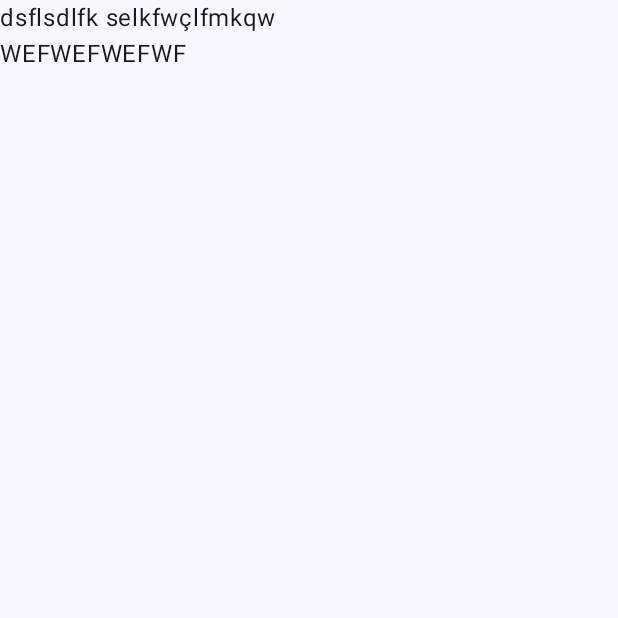
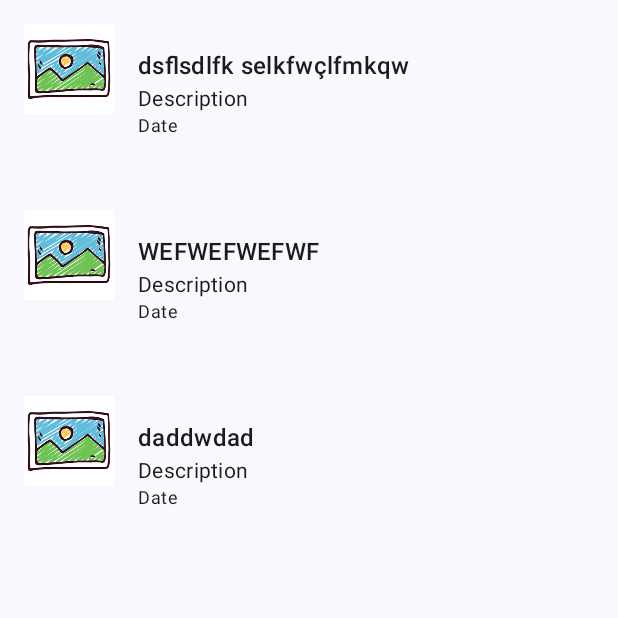
Before and after one commit to Gonki04/Mobile-App, an Android app built with Jetpack Compose: the screen it shows after launch (MainActivity), on a phone screen of 412 x 824 dp, the top half of it. Run offline under Robolectric (Android 15) with nearby library versions, the phone set to English and light mode, and no system bars.

Commit message:
TopNews- ui update

```diff
--- a/TopNews/app/build.gradle.kts
+++ b/TopNews/app/build.gradle.kts
@@ -59,6 +59,8 @@ dependencies {
     implementation(libs.androidx.ui.graphics)
     implementation(libs.androidx.ui.tooling.preview)
     implementation(libs.androidx.material3)
+    implementation("io.coil-kt.coil3:coil-compose:3.0.0-rc01")
+    implementation("io.coil-kt.coil3:coil-network-okhttp:3.0.0-rc01")
     testImplementation(libs.junit)
     androidTestImplementation(libs.androidx.junit)
     androidTestImplementation(libs.androidx.espresso.core)
--- a/TopNews/app/src/main/AndroidManifest.xml
+++ b/TopNews/app/src/main/AndroidManifest.xml
@@ -1,7 +1,7 @@
 <?xml version="1.0" encoding="utf-8"?>
 <manifest xmlns:android="http://schemas.android.com/apk/res/android"
     xmlns:tools="http://schemas.android.com/tools">
-
+<uses-permission android:name="android.permission.INTERNET"/>
     <application
         android:allowBackup="true"
         android:dataExtractionRules="@xml/data_extraction_rules"
--- a/TopNews/app/src/main/java/com/example/topnews/ui/HomeView.kt
+++ b/TopNews/app/src/main/java/com/example/topnews/ui/HomeView.kt
@@ -1,12 +1,30 @@
 package com.example.topnews.ui
 
+import android.inputmethodservice.Keyboard.Row
+import androidx.compose.foundation.Image
+import androidx.compose.foundation.background
+import androidx.compose.foundation.layout.Box
+import androidx.compose.foundation.layout.Column
+import androidx.compose.foundation.layout.Row
+import androidx.compose.foundation.layout.fillMaxSize
+import androidx.compose.foundation.layout.fillMaxWidth
+import androidx.compose.foundation.layout.height
+import androidx.compose.foundation.layout.padding
+import androidx.compose.foundation.layout.size
+import androidx.compose.foundation.layout.width
 import androidx.compose.foundation.lazy.LazyColumn
 import androidx.compose.foundation.lazy.itemsIndexed
+import androidx.compose.material3.MaterialTheme
 import androidx.compose.material3.Text
 import androidx.compose.runtime.Composable
 import androidx.compose.ui.Modifier
+import androidx.compose.ui.graphics.Color
+import androidx.compose.ui.res.painterResource
 import androidx.compose.ui.tooling.preview.Preview
+import androidx.compose.ui.unit.dp
+import coil3.compose.AsyncImage
 import com.example.topnews.Models.Article
+import com.example.topnews.R
 import com.example.topnews.theme.TopNewsTheme
 import java.util.Date
 
@@ -16,26 +34,34 @@ fun HomeView(modifier: Modifier = Modifier) {
     var articles = arrayListOf(
         Article(
             "dsflsdlfk selkfwçlfmkqw",
-            "description",
-            "urlToImage",
+            "Description",
+            null,
             "url",
             Date()
         ),
         Article(
             "WEFWEFWEFWF ",
-            "description",
-            "urlToImage",
+            "Description",
+            null,
             "url",
             Date()
         ),
+        Article(
+            "daddwdad",
+            "Description",
+            null,
+            "url",
+            Date()
+        )
     )
     LazyColumn {
         itemsIndexed(
             items = articles,
         ) { index, article ->
-            Text(text = article.title!!)
+            //Text(text = article.title!!)
+            //Text(text = article.description!!)
+            RowArticle(modifier = Modifier, article = article)
         }
-
     }
 }
 
--- /dev/null
+++ b/TopNews/app/src/main/java/com/example/topnews/ui/RowArticle.kt
@@ -0,0 +1,55 @@
+package com.example.topnews.ui
+
+import android.icu.text.Transliterator.Position
+import androidx.compose.foundation.Image
+import androidx.compose.foundation.layout.Column
+import androidx.compose.foundation.layout.Row
+import androidx.compose.foundation.layout.fillMaxWidth
+import androidx.compose.foundation.layout.height
+import androidx.compose.foundation.layout.padding
+import androidx.compose.foundation.layout.width
+import androidx.compose.material3.MaterialTheme
+import androidx.compose.material3.Text
+import androidx.compose.runtime.Composable
+import androidx.compose.ui.Modifier
+import androidx.compose.ui.res.painterResource
+import androidx.compose.ui.unit.dp
+import coil3.compose.AsyncImage
+import com.example.topnews.Models.Article
+import com.example.topnews.R
+
+@Composable
+fun RowArticle(modifier: Modifier = Modifier, article: Article) {
+    Row(
+        modifier = Modifier
+            .fillMaxWidth()
+            .padding(16.dp)
+    ) {
+        article.urlToImage?.let {
+            AsyncImage(
+                model = it,
+                contentDescription = "image article",
+                modifier = Modifier
+                    .height(60.dp)
+                    .width(60.dp)
+            )
+        } ?: run {
+            Image(
+                modifier = Modifier
+                    .height(60.dp)
+                    .width(60.dp),
+                painter = painterResource(id = R.mipmap.images),
+                contentDescription = "image article"
+            )
+        }
+        Column(
+            modifier = Modifier
+                .fillMaxWidth()
+                .padding(16.dp)
+        ) {
+            Text(text = article.title!!, style = MaterialTheme.typography.titleMedium)
+            Text(text = article.description!!, style = MaterialTheme.typography.bodyMedium)
+            Text(text = "Date", style = MaterialTheme.typography.bodySmall)
+        }
+    }
+}
--- /dev/null
+++ b/TopNews/app/src/main/res/drawable/baseline_back_hand_24.xml
@@ -0,0 +1,5 @@
+<vector xmlns:android="http://schemas.android.com/apk/res/android" android:height="24dp" android:tint="#000000" android:viewportHeight="24" android:viewportWidth="24" android:width="24dp">
+
+    <path android:fillColor="@android:color/white" android:pathData="M13,24c-3.26,0 -6.19,-1.99 -7.4,-5.02l-3.03,-7.61C2.26,10.58 3,9.79 3.81,10.05l0.79,0.26c0.56,0.18 1.02,0.61 1.24,1.16L7.25,15H8V3.25C8,2.56 8.56,2 9.25,2s1.25,0.56 1.25,1.25V12h1V1.25C11.5,0.56 12.06,0 12.75,0S14,0.56 14,1.25V12h1V2.75c0,-0.69 0.56,-1.25 1.25,-1.25c0.69,0 1.25,0.56 1.25,1.25V12h1V5.75c0,-0.69 0.56,-1.25 1.25,-1.25S21,5.06 21,5.75V16C21,20.42 17.42,24 13,24z"/>
+
+</vector>
```
Also changed, not shown: TopNews/app/src/main/res/mipmap-hdpi/images.png (added).
